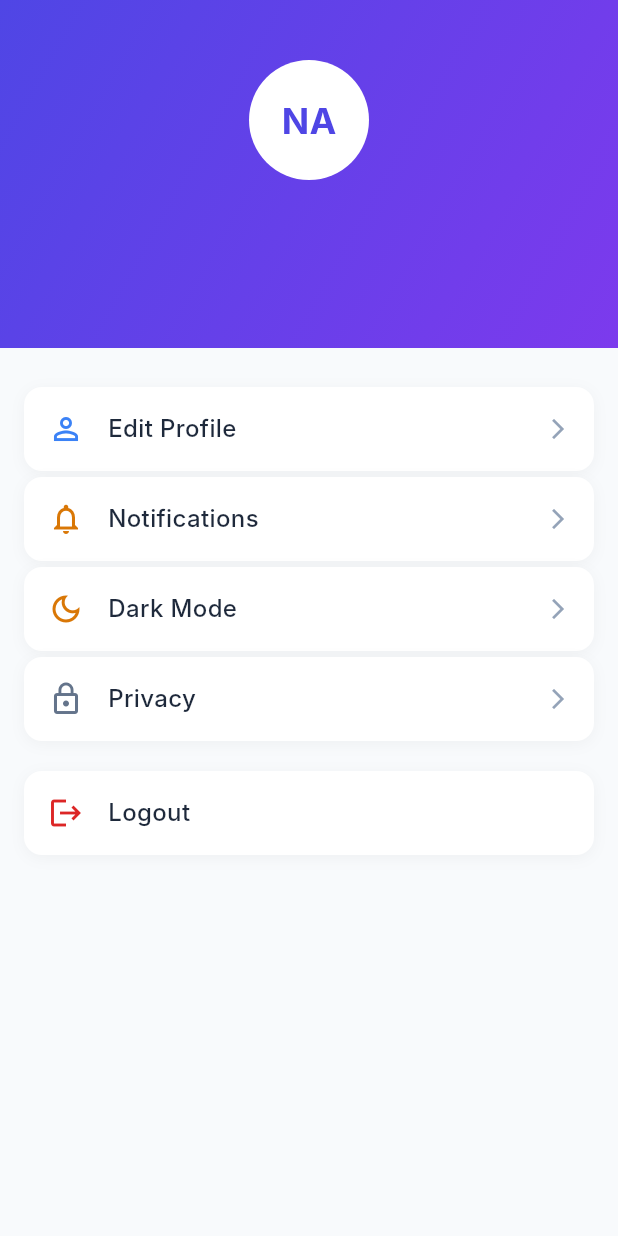
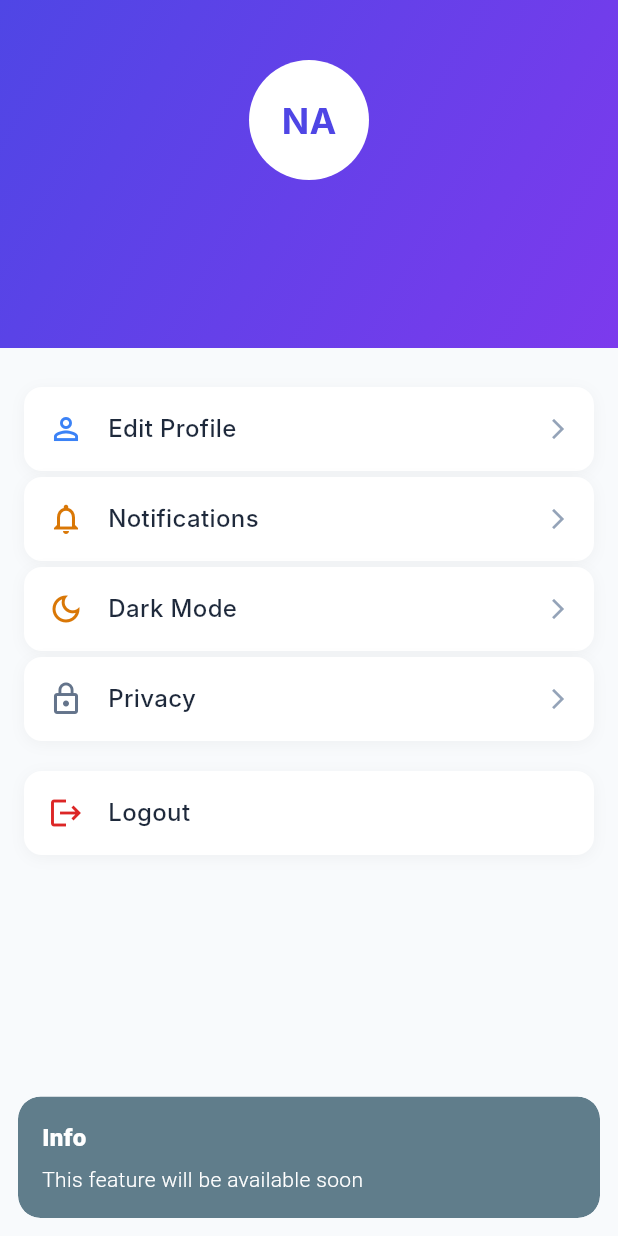
Before and after one commit to devanshu1005/protask, a Flutter app: the ProfileScreenView screen opened by its route, after a tap on "Notifications", on a phone screen of 412 x 824 dp. Run offline on Flutter 3.47's test engine with Material 3 defaults, Android fonts, the phone set to English and light mode, and no system bars; our stand-ins replace dio, flutter_spinkit, get, shared_preferences; accounts and stored records are empty; network calls fail; Roboto replaces fonts that are missing (Inter).

Commit message:
changes 14-sept-2025

```diff
--- a/lib/app/modules/home/views/home_view.dart
+++ b/lib/app/modules/home/views/home_view.dart
@@ -67,7 +67,7 @@ class HomeView extends GetView<HomeController> {
                         ),
 
                         // Profile Avatar & Refresh
-                        Row(
+                        Obx(() => Row(
                               children: [
                                 IconButton(
                                   icon: const Icon(Icons.refresh,
@@ -96,7 +96,7 @@ class HomeView extends GetView<HomeController> {
                                   ),
                                 ),
                               ],
-                        ),
+                            ))
                       ],
                     ),
 
--- a/lib/app/modules/profile_screen/views/profile_screen_view.dart
+++ b/lib/app/modules/profile_screen/views/profile_screen_view.dart
@@ -2,6 +2,7 @@ import 'package:flutter/material.dart';
 import 'package:get/get.dart';
 import 'package:protask1/app/routes/app_pages.dart';
 import 'package:protask1/app/utils/app_globals.dart';
+import 'package:protask1/app/utils/widgets/dialogue_helper.dart';
 import '../controllers/profile_screen_controller.dart';
 
 class ProfileScreenView extends GetView<ProfileScreenController> {
@@ -103,7 +104,8 @@ class ProfileScreenView extends GetView<ProfileScreenController> {
                     iconColor: const Color(0xFFD97706), // AppColors.warning
                     title: 'Notifications',
                     onTap: () {
-                      // Handle notifications
+                      DialogHelper.showInfo(
+                          'This feature will be available soon');
                     },
                   ),
                   _buildMenuItem(
@@ -111,7 +113,8 @@ class ProfileScreenView extends GetView<ProfileScreenController> {
                     iconColor: const Color(0xFFD97706), // AppColors.warning
                     title: 'Dark Mode',
                     onTap: () {
-                      // Handle dark mode
+                      DialogHelper.showInfo(
+                          'This feature will be available soon');
                     },
                   ),
                   _buildMenuItem(
@@ -120,7 +123,8 @@ class ProfileScreenView extends GetView<ProfileScreenController> {
                         const Color(0xFF64748B), // AppColors.textSecondary
                     title: 'Privacy',
                     onTap: () {
-                      // Handle privacy
+                      DialogHelper.showInfo(
+                          'This feature will be available soon');
                     },
                   ),
                   const SizedBox(height: 16),
--- a/lib/app/modules/splash/controllers/splash_controller.dart
+++ b/lib/app/modules/splash/controllers/splash_controller.dart
@@ -2,6 +2,7 @@ import 'package:get/get.dart';
 import 'dart:async';
 
 import 'package:protask1/app/routes/app_pages.dart';
+import 'package:protask1/app/services/call_helper.dart';
 import 'package:protask1/app/utils/app_globals.dart';
 
 class SplashController extends GetxController {
@@ -12,6 +13,7 @@ class SplashController extends GetxController {
   @override
   void onInit() {
     super.onInit();
+    _pingServer();
     _startDotAnimation();
     _startNavigationTimer();
   }
@@ -34,6 +36,10 @@ class SplashController extends GetxController {
     });
   }
 
+  void _pingServer() async {
+    await CallHelper().pingServer();
+  }
+
   void _startNavigationTimer() {
     _navigationTimer = Timer(const Duration(seconds: 5), () {
       // print(
--- a/lib/main.dart
+++ b/lib/main.dart
@@ -11,6 +11,7 @@ void main() async{
 
   runApp(
     GetMaterialApp(
+      debugShowCheckedModeBanner: false,
       title: "Application",
       initialRoute: AppPages.INITIAL,
       getPages: AppPages.routes,
```
Also changed, not shown: lib/app/modules/verify_otp/controllers/verify_otp_controller.dart (+17 -37 lines), lib/app/services/call_helper.dart (+10 -0 lines), 3 other files. Lines whose indentation alone changed are shown as unchanged.
